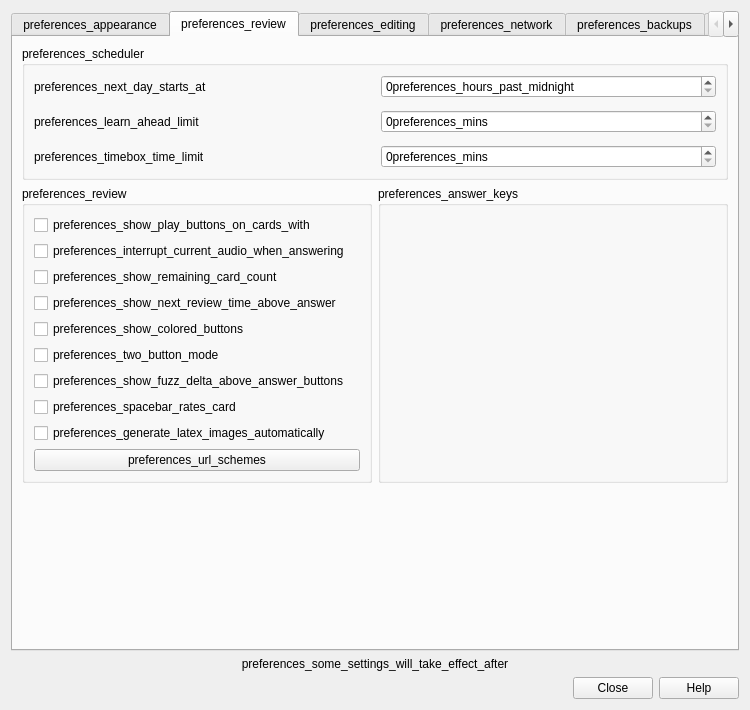
First picture: the form in qt/aqt/forms/preferences.ui, repository Expertium/Clanki, before the edit.
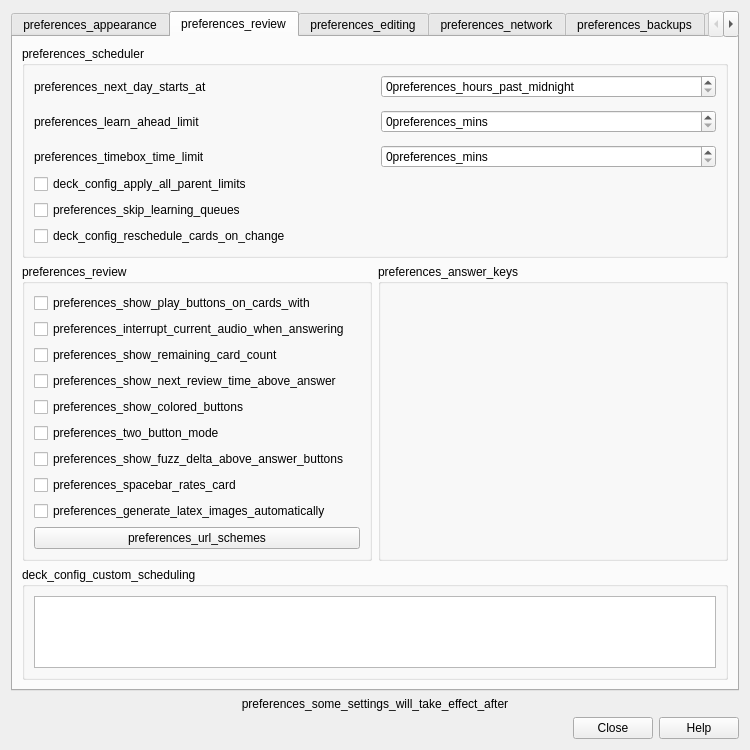
Second picture: the form after the edit. The open tabs and pages were chosen to show the change.

Commit message: behavior: collection-wide settings move to Preferences; Optimize All Presets is the one optimize action; Simple-mode trims

```diff
--- a/qt/aqt/forms/preferences.ui
+++ b/qt/aqt/forms/preferences.ui
@@ -372,6 +372,33 @@
             </item>
            </layout>
           </item>
+          <item>
+           <widget class="QCheckBox" name="applyAllParentLimits">
+            <property name="toolTip">
+             <string>deck_config_apply_all_parent_limits_tooltip</string>
+            </property>
+            <property name="text">
+             <string>deck_config_apply_all_parent_limits</string>
+            </property>
+           </widget>
+          </item>
+          <item>
+           <widget class="QCheckBox" name="fsrsLearningQueuesDisabled">
+            <property name="text">
+             <string>preferences_skip_learning_queues</string>
+            </property>
+           </widget>
+          </item>
+          <item>
+           <widget class="QCheckBox" name="fsrsReschedule">
+            <property name="toolTip">
+             <string>deck_config_reschedule_cards_on_change_tooltip</string>
+            </property>
+            <property name="text">
+             <string>deck_config_reschedule_cards_on_change</string>
+            </property>
+           </widget>
+          </item>
          </layout>
         </widget>
        </item>
@@ -519,6 +546,28 @@
          </item>
         </layout>
        </item>
+       <item>
+        <widget class="QGroupBox" name="customSchedulingGroup">
+         <property name="title">
+          <string>deck_config_custom_scheduling</string>
+         </property>
+         <layout class="QVBoxLayout" name="customSchedulingLayout">
+          <item>
+           <widget class="QPlainTextEdit" name="customScheduling">
+            <property name="toolTip">
+             <string>deck_config_custom_scheduling_tooltip</string>
+            </property>
+            <property name="maximumSize">
+             <size>
+              <width>16777215</width>
+              <height>120</height>
+             </size>
+            </property>
+           </widget>
+          </item>
+         </layout>
+        </widget>
+       </item>
        <item>
         <spacer name="verticalSpacer_12">
          <property name="orientation">
```
The commit also changes 50 other files.
